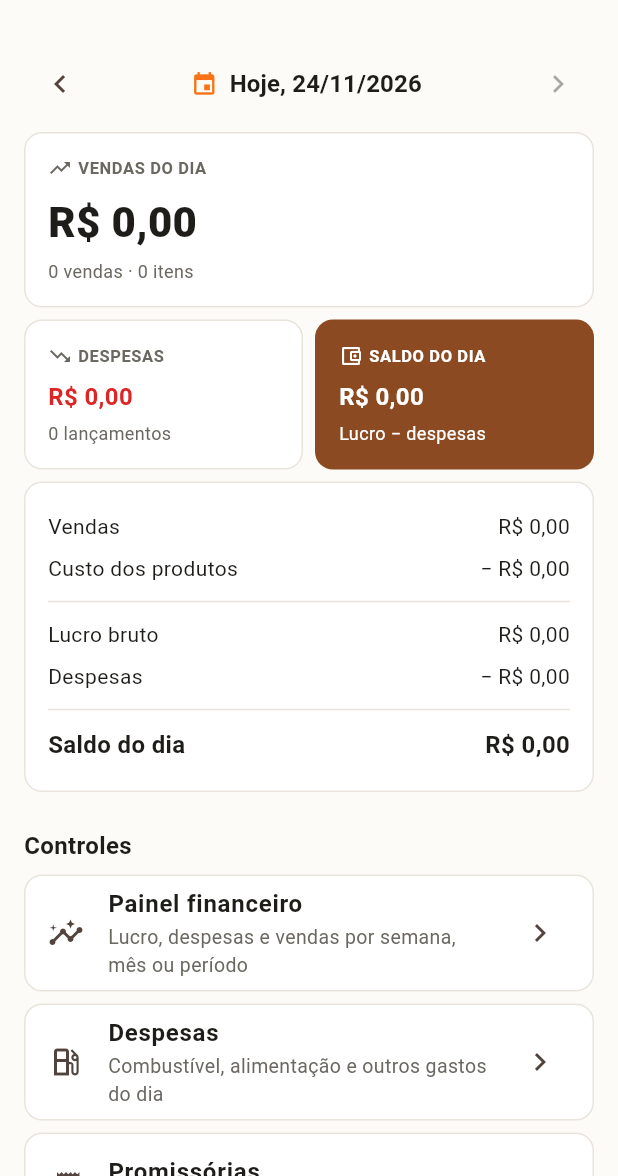
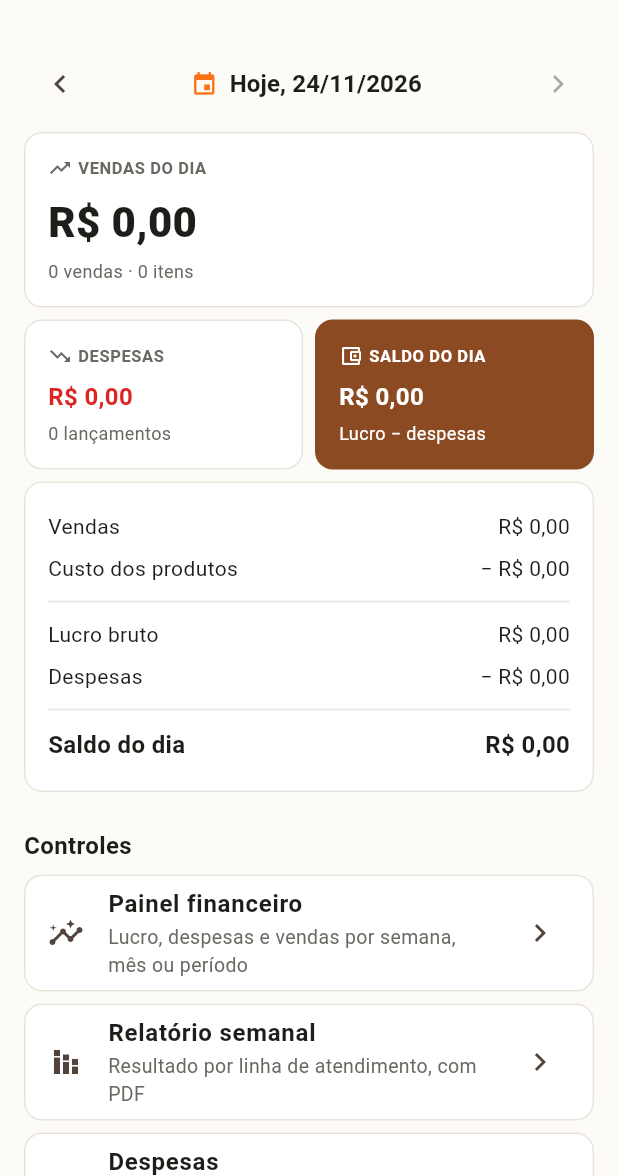
Before and after one commit to ThiagoErik55/cesta_basica_lopez_mobile, a Flutter app: the FinanceiroScreen screen opened directly, on a phone screen of 412 x 824 dp, the part 60-1236 px from its top. Run offline on Flutter 3.47's test engine with Material 3 defaults, Android fonts, the phone set to English and light mode, and no system bars; our stand-ins replace cloud_firestore, connectivity_plus, firebase_auth, firebase_core, flutter_riverpod, pdf and 1 more; accounts and stored records are empty; generated files the repository leaves out were written again.

Commit message:
feat(financeiro): cartão do relatório semanal na aba Financeiro e rota (KAN-53)

```diff
--- a/lib/core/navigation/app_routes.dart
+++ b/lib/core/navigation/app_routes.dart
@@ -25,6 +25,10 @@ class AppRoutes {
 
   /// Painel financeiro por período (KAN-52), aberto pelo Financeiro.
   static const String painelFinanceiro = '/financeiro/painel';
+
+  /// Relatório semanal por linha de atendimento (KAN-53), aberto pelo
+  /// Financeiro.
+  static const String relatorioSemanal = '/financeiro/relatorio-semanal';
 
   /// Comprovante de um pagamento (KAN-36). Recebe um `ComprovanteArgs`
   /// (venda, parcela e pagamento) em `arguments`.
--- a/lib/features/financeiro/presentation/financeiro_screen.dart
+++ b/lib/features/financeiro/presentation/financeiro_screen.dart
@@ -10,7 +10,8 @@ import 'saldo_dia_secao.dart';
 import 'seletor_dia.dart';
 
 /// Aba financeira (RF27, RF29): saldo do dia do vendedor (KAN-51) e
-/// acesso às despesas (KAN-50) e ao controle de promissórias (KAN-34).
+/// acesso ao painel (KAN-52), ao relatório semanal por linha (KAN-53),
+/// às despesas (KAN-50) e ao controle de promissórias (KAN-34).
 class FinanceiroScreen extends StatelessWidget {
   const FinanceiroScreen({super.key});
 
@@ -55,6 +56,23 @@ class FinanceiroScreen extends StatelessWidget {
           const SizedBox(height: AppSpacing.sm),
           Card(
             child: ListTile(
+              leading: const Icon(Icons.stacked_bar_chart_outlined),
+              title: const Text(
+                'Relatório semanal',
+                style: AppTextStyles.cardTitle,
+              ),
+              subtitle: const Text(
+                'Resultado por linha de atendimento, com PDF',
+                style: AppTextStyles.cardSubtitle,
+              ),
+              trailing: const Icon(Icons.chevron_right),
+              onTap: () =>
+                  Navigator.of(context).pushNamed(AppRoutes.relatorioSemanal),
+            ),
+          ),
+          const SizedBox(height: AppSpacing.sm),
+          Card(
+            child: ListTile(
               leading: const Icon(Icons.local_gas_station_outlined),
               title: const Text('Despesas', style: AppTextStyles.cardTitle),
               subtitle: const Text(
--- a/lib/main.dart
+++ b/lib/main.dart
@@ -13,6 +13,7 @@ import 'features/cliente/presentation/detalhes_cliente_screen.dart';
 import 'features/estoque/presentation/estoque_screen.dart';
 import 'features/financeiro/presentation/despesas_screen.dart'; // NOVO
 import 'features/financeiro/presentation/painel_financeiro_screen.dart';
+import 'features/financeiro/presentation/relatorio_semanal_screen.dart';
 import 'features/produto/data/produto_model.dart';
 import 'features/produto/presentation/cadastro_produto_screen.dart';
 import 'features/rota/presentation/rotas_screen.dart';
@@ -73,6 +74,7 @@ class CestaBasicaApp extends StatelessWidget {
         ),
         AppRoutes.despesas: (context) => const DespesasScreen(), // NOVO
         AppRoutes.painelFinanceiro: (context) => const PainelFinanceiroScreen(),
+        AppRoutes.relatorioSemanal: (context) => const RelatorioSemanalScreen(),
         AppRoutes.cadastroCliente: (context) => const CadastroClienteScreen(),
         AppRoutes.detalheCliente: (context) => DetalhesClienteScreen(
           clienteId: ModalRoute.of(context)!.settings.arguments! as String,
```
